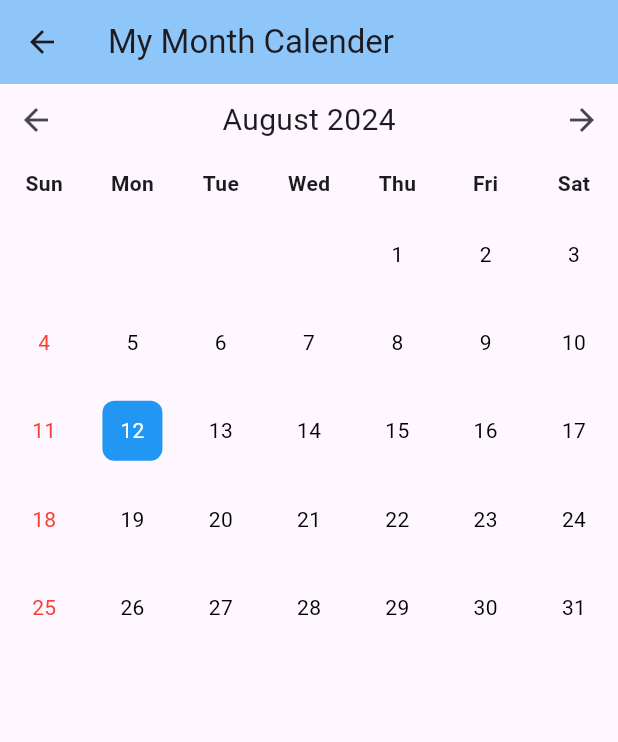
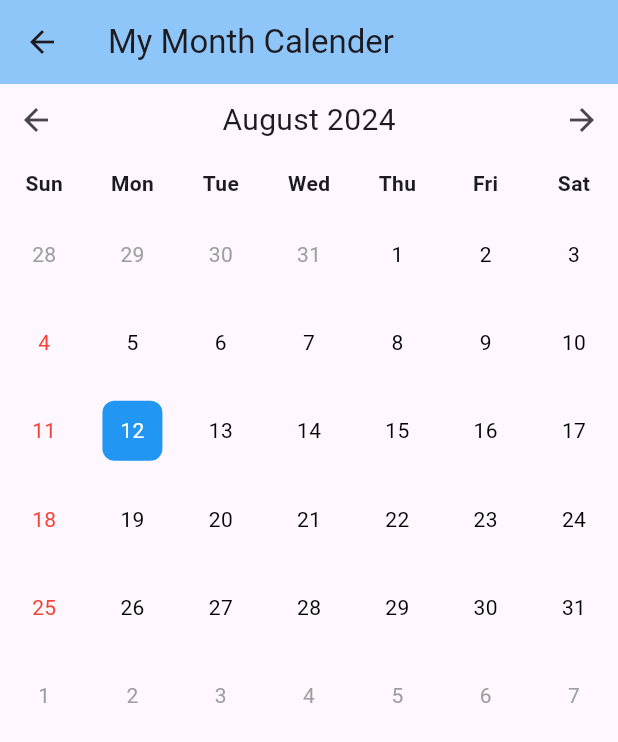
Before and after one commit to emorphisgit/emorphiscalendar, a Flutter app: the MyCalendarListView screen opened directly, after a tap on "Month", on a phone screen of 412 x 824 dp. Shown: the top 742 px of the screen. Run offline on Flutter 3.47's test engine with Material 3 defaults, Android fonts, the phone set to English and light mode, and no system bars.

Commit message:
Add Custom week calendar.

```diff
--- a/example/lib/home_screen/my_calendar_startpage.dart
+++ b/example/lib/home_screen/my_calendar_startpage.dart
@@ -2,6 +2,7 @@
 // Organization: Emorphis Technology
 //
 
+import 'package:example/my_calendar_screen/custom_week.dart';
 import 'package:example/my_calendar_screen/holiday_calendar.dart';
 import 'package:flutter/material.dart';
 
@@ -16,7 +17,7 @@ class MyCalendarListView extends StatelessWidget {
   Widget build(BuildContext context) {
     return Scaffold(
       appBar: AppBar(
-        title: Text('Calendar List View'),
+        title: const Text('Calendar List View'),
         backgroundColor: Colors.blue.withOpacity(0.5),
       ),
       body: Padding(
@@ -32,7 +33,17 @@ class MyCalendarListView extends StatelessWidget {
                 );
               },
             ),
-            SizedBox(height: 10), // Space between the items
+            const SizedBox(height: 10), // Space between the items
+            MyCalendarListTile(
+              title: 'Custom Week',
+              onTap: () {
+                Navigator.push(
+                  context,
+                  MaterialPageRoute(builder: (_) => const CustomWeekScreen()),
+                );
+              },
+            ),
+            const SizedBox(height: 10), // Space between the items
             MyCalendarListTile(
               title: 'Month',
               onTap: () {
--- a/lib/calendar/emorphis_month_calendar.dart
+++ b/lib/calendar/emorphis_month_calendar.dart
@@ -101,7 +101,7 @@ class _EmorphisMonthCalendarState extends State<EmorphisMonthCalendar> {
         ),
         Text(
           DateFormat.yMMMM().format(_focusedDay),
-          style: TextStyle(fontSize: 20.0),
+          style: const TextStyle(fontSize: 20.0),
         ),
         IconButton(
           icon: Icon(Icons.arrow_forward),
@@ -123,18 +123,51 @@ class _EmorphisMonthCalendarState extends State<EmorphisMonthCalendar> {
   Widget _buildDaysGrid(List<DateTime> days) {
     int firstWeekday = days.first.weekday;
     int leadingEmptyCells = firstWeekday % 7;
+    int totalDaysInGrid = days.length + leadingEmptyCells;
+    int trailingEmptyCells = 7 - (totalDaysInGrid % 7);
+
+    // Previous month's last days
+    List<DateTime> previousMonthDays = List.generate(
+      leadingEmptyCells,
+      (index) => DateTime(
+        _focusedDay.year,
+        _focusedDay.month,
+        1 - (leadingEmptyCells - index),
+      ),
+    );
+
+    // Next month's first days
+    List<DateTime> nextMonthDays = List.generate(
+      trailingEmptyCells,
+      (index) => DateTime(
+        _focusedDay.year,
+        _focusedDay.month + 1,
+        index + 1,
+      ),
+    );
 
     return GridView.builder(
       shrinkWrap: true,
-      itemCount: days.length + leadingEmptyCells,
-      gridDelegate: SliverGridDelegateWithFixedCrossAxisCount(
+      itemCount: days.length + leadingEmptyCells + trailingEmptyCells,
+      gridDelegate: const SliverGridDelegateWithFixedCrossAxisCount(
         crossAxisCount: 7,
       ),
       itemBuilder: (context, index) {
         if (index < leadingEmptyCells) {
-          return SizedBox.shrink(); // Empty cell before first day
+          DateTime day = previousMonthDays[index];
+          return _buildDayContainer(day, isInCurrentMonth: false);
+        } else if (index >= days.length + leadingEmptyCells) {
+          DateTime day = nextMonthDays[index - days.length - leadingEmptyCells];
+          return _buildDayContainer(day, isInCurrentMonth: false);
+        } else {
+          DateTime day = days[index - leadingEmptyCells];
+          return _buildDayContainer(day, isInCurrentMonth: true);
         }
-        DateTime day = days[index - leadingEmptyCells];
+      },
+    );
+  }
+
+  Widget _buildDayContainer(DateTime day, {required bool isInCurrentMonth}) {
     bool isSelected = day.day == _selectedDay.day &&
         day.month == _selectedDay.month &&
         day.year == _selectedDay.year;
@@ -145,11 +178,13 @@ class _EmorphisMonthCalendarState extends State<EmorphisMonthCalendar> {
 
     return GestureDetector(
       onTap: () {
+        if (isInCurrentMonth) {
           setState(() {
             _selectedDay = day;
           });
           if (widget.onDaySelected != null) {
             widget.onDaySelected!(day);
+          }
         }
       },
       child: Container(
@@ -174,14 +209,16 @@ class _EmorphisMonthCalendarState extends State<EmorphisMonthCalendar> {
                   : isToday
                       ? Colors.white
                       : isSunday
-                              ? widget.sundayTextColor
-                              : Colors.black,
+                          ? !isInCurrentMonth
+                              ? Colors.grey
+                              : widget.sundayTextColor
+                          : isInCurrentMonth
+                              ? Colors.black
+                              : Colors.grey,
             ),
           ),
         ),
       ),
     );
-      },
-    );
   }
 }
--- a/lib/emorphiscalendar.dart
+++ b/lib/emorphiscalendar.dart
@@ -2,6 +2,7 @@ library emorphiscalendar;
 
 export 'package:emorphiscalendar/calendar/emorphis_week_calendar.dart';
 
+export 'calendar/custom_week_day.dart';
 export 'calendar/emorphis_event_calendar.dart';
 export 'calendar/emorphis_holiday_calendar.dart';
 export 'calendar/emorphis_month_calendar.dart';
--- a/pubspec.yaml
+++ b/pubspec.yaml
@@ -1,6 +1,6 @@
 name: emorphiscalendar
 description: "Highly customizable, feature-packed calendar widget for Flutter, supporting week, month, events, holidays, and localization."
-version: 0.0.3
+version: 0.0.4
 authors:
   - Chetan Kailodia <chetan.kailodia@emorphis.in>
 
```
Also changed, not shown: example/lib/my_calendar_screen/custom_week.dart (added, +27 -0 lines), lib/calendar/custom_week_day.dart (added, +147 -0 lines), lib/calendar/emorphis_week_calendar.dart (+6 -6 lines), assets/gif/customweek.gif (added), assets/images/customweek.png (added), assets/images/customweek2.png (added), 2 other files. Lines whose indentation alone changed are shown as unchanged.
